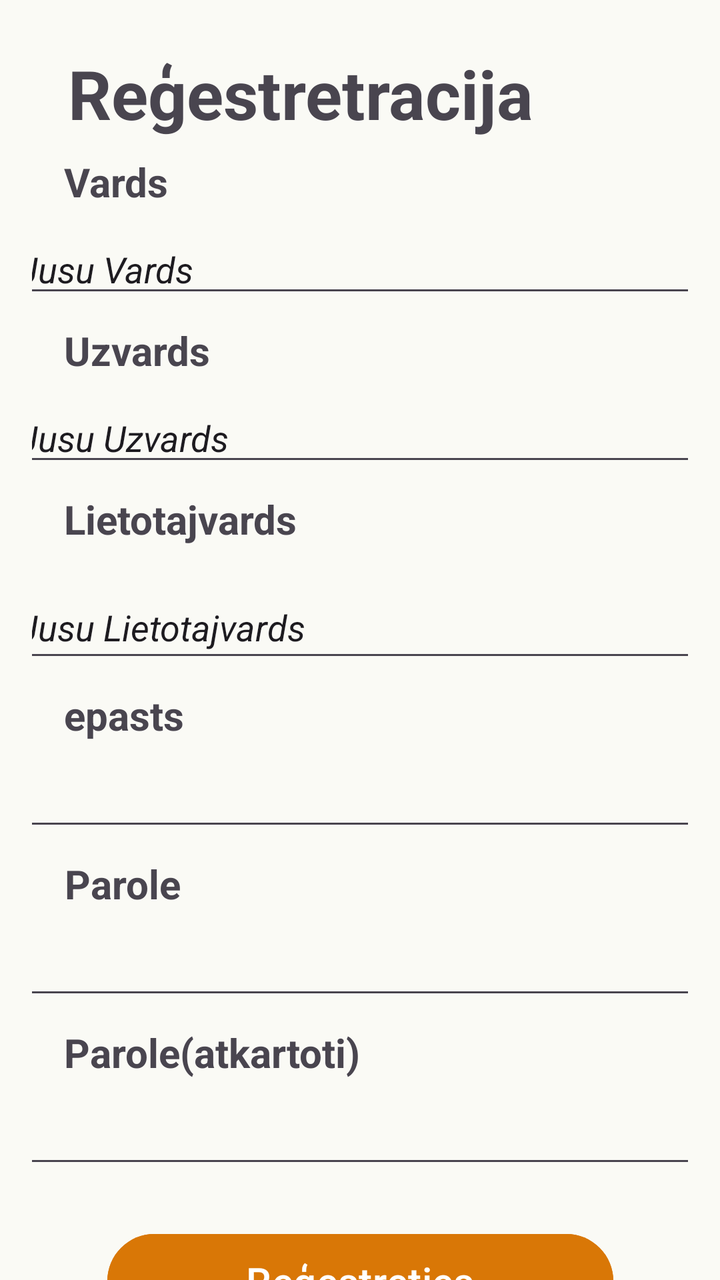
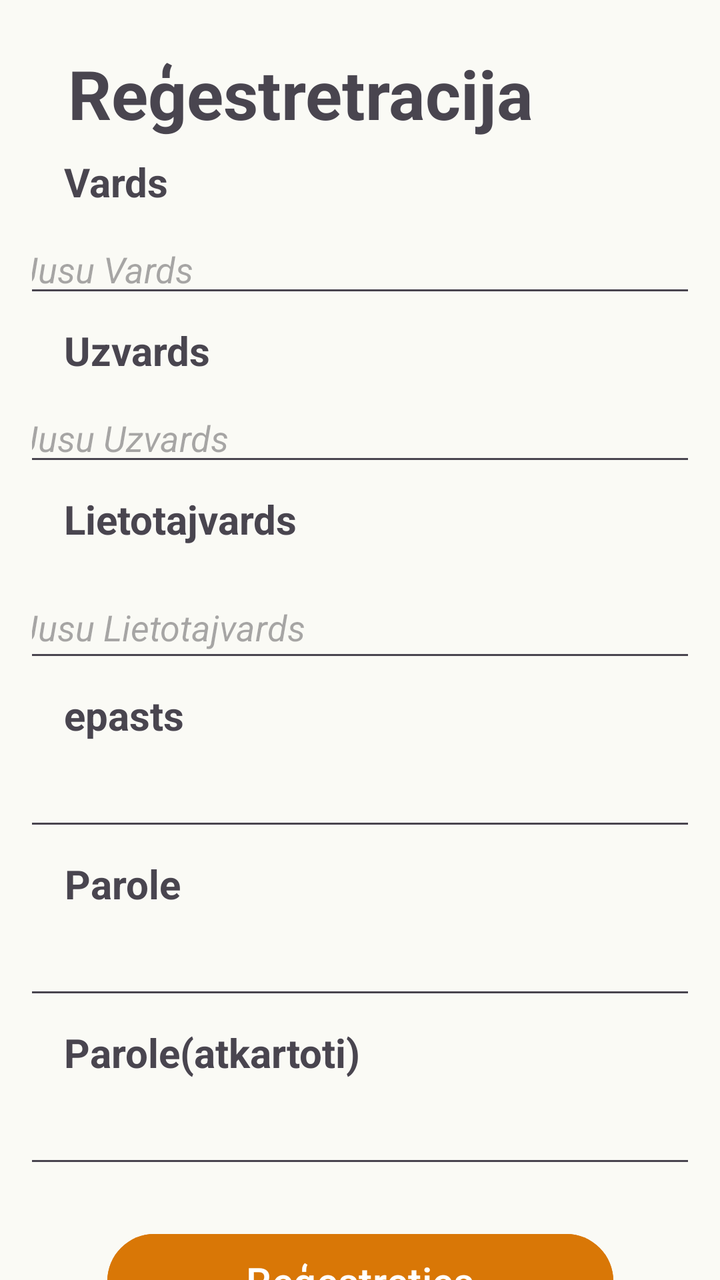

An Android layout rendered at two revisions. The XML below is the earlier revision; the diff shows what the commit changed to produce the second picture.
<!-- AndroidManifest.xml: application theme Theme._11_PD2_PA_Giruckis_Nikitins_2026 -->
<!-- res/layout/registration.xml -->
<?xml version="1.0" encoding="utf-8"?>
<androidx.core.widget.NestedScrollView xmlns:android="http://schemas.android.com/apk/res/android"
    xmlns:app="http://schemas.android.com/apk/res-auto"
    xmlns:tools="http://schemas.android.com/tools"
    android:layout_width="match_parent"
    android:layout_height="match_parent"
    android:background="#FAFAF5"
    tools:context=".RegistrationFragment">

    <androidx.constraintlayout.widget.ConstraintLayout
        android:layout_width="match_parent"
        android:layout_height="match_parent"
        android:padding="16dp">

        <TextView
            android:id="@+id/Registration_Text"
            android:layout_width="wrap_content"
            android:layout_height="wrap_content"
            android:layout_marginStart="116dp"
            android:layout_marginTop="8dp"
            android:layout_marginEnd="77dp"
            android:text="@string/Registration_Text"
            android:textSize="34sp"
            android:textStyle="bold"
            android:typeface="normal"
            app:layout_constraintEnd_toEndOf="parent"
            app:layout_constraintHorizontal_bias="1.0"
            app:layout_constraintStart_toStartOf="parent"
            app:layout_constraintTop_toTopOf="parent" />

        <TextView
            android:id="@+id/Registration_Name"
            android:layout_width="wrap_content"
            android:layout_height="wrap_content"
            android:layout_marginStart="16dp"
            android:layout_marginTop="8dp"
            android:text="@string/Registration_Name"
            android:textAlignment="center"
            android:textSize="20sp"
            android:textStyle="bold"
            app:layout_constraintStart_toStartOf="parent"
            app:layout_constraintTop_toBottomOf="@+id/Registration_Text" />

        <TextView
            android:id="@+id/Registration_Surname"
            android:layout_width="wrap_content"
            android:layout_height="wrap_content"
            android:layout_marginStart="16dp"
            android:layout_marginTop="8dp"
            android:text="@string/Registration_Surname"
            android:textAlignment="textStart"
            android:textSize="20sp"
            android:textStyle="bold"
            app:layout_constraintStart_toStartOf="parent"
            app:layout_constraintTop_toBottomOf="@+id/editTextText" />

        <TextView
            android:id="@+id/Registration_Username"
            android:layout_width="131dp"
            android:layout_height="34dp"
            android:layout_marginStart="16dp"
            android:layout_marginTop="8dp"
            android:text="@string/Registration_Username"
            android:textAlignment="textStart"
            android:textSize="20sp"
            android:textStyle="bold"
            app:layout_constraintStart_toStartOf="parent"
            app:layout_constraintTop_toBottomOf="@+id/editTextText2" />

        <TextView
            android:id="@+id/Registration_Email"
            android:layout_width="wrap_content"
            android:layout_height="wrap_content"
            android:layout_marginStart="16dp"
            android:layout_marginTop="8dp"
            android:text="@string/Registration_Email"
            android:textAlignment="center"
            android:textSize="20sp"
            android:textStyle="bold"
            app:layout_constraintStart_toStartOf="parent"
            app:layout_constraintTop_toBottomOf="@+id/editTextText3" />

        <TextView
            android:id="@+id/Registration_Password"
            android:layout_width="wrap_content"
            android:layout_height="wrap_content"
            android:layout_marginStart="16dp"
            android:layout_marginTop="8dp"
            android:text="@string/Registration_Password"
            android:textAlignment="center"
            android:textSize="20sp"
            android:textStyle="bold"
            app:layout_constraintStart_toStartOf="parent"
            app:layout_constraintTop_toBottomOf="@+id/editTextTextEmailAddress" />

        <TextView
            android:id="@+id/Registration_Password_2"
            android:layout_width="wrap_content"
            android:layout_height="wrap_content"
            android:layout_marginStart="16dp"
            android:layout_marginTop="8dp"
            android:text="@string/Registration_Password_2"
            android:textAlignment="center"
            android:textSize="20sp"
            android:textStyle="bold"
            app:layout_constraintStart_toStartOf="parent"
            app:layout_constraintTop_toBottomOf="@+id/editTextTextPassword" />

        <Button
            android:id="@+id/Registration_Reg_Button"
            android:layout_width="253dp"
            android:layout_height="55dp"
            android:layout_marginStart="24dp"
            android:layout_marginTop="24dp"
            android:layout_marginEnd="24dp"
            android:backgroundTint="#D97706"
            android:text="@string/Registration_Reg_Button_Text"
            android:textSize="20sp"
            app:layout_constraintEnd_toEndOf="parent"
            app:layout_constraintStart_toStartOf="parent"
            app:layout_constraintTop_toBottomOf="@+id/editTextTextPassword2"
            app:rippleColor="#7E2626" />

        <Button
            android:id="@+id/Registration_SignIn_Button"
            android:layout_width="252dp"
            android:layout_height="52dp"
            android:layout_marginStart="24dp"
            android:layout_marginTop="16dp"
            android:layout_marginEnd="24dp"
            android:layout_marginBottom="24dp"
            android:backgroundTint="#EFA441"
            android:text="@string/Registration_SignIn_Button_Text"
            android:textSize="20sp"
            app:layout_constraintBottom_toBottomOf="parent"
            app:layout_constraintEnd_toEndOf="parent"
            app:layout_constraintHorizontal_bias="0.494"
            app:layout_constraintStart_toStartOf="parent"
            app:layout_constraintTop_toBottomOf="@+id/Registration_Reg_Button" />

        <EditText
            android:id="@+id/editTextTextPassword"
            android:layout_width="350dp"
            android:layout_height="wrap_content"
            android:layout_marginStart="16dp"
            android:layout_marginTop="8dp"
            android:layout_marginEnd="16dp"
            android:ems="10"
            android:inputType="textPassword"
            app:layout_constraintEnd_toEndOf="parent"
            app:layout_constraintStart_toStartOf="parent"
            app:layout_constraintTop_toBottomOf="@+id/Registration_Password" />

        <EditText
            android:id="@+id/editTextTextPassword2"
            android:layout_width="350dp"
            android:layout_height="wrap_content"
            android:layout_marginStart="16dp"
            android:layout_marginTop="8dp"
            android:layout_marginEnd="16dp"
            android:ems="10"
            android:inputType="textPassword"
            app:layout_constraintEnd_toEndOf="parent"
            app:layout_constraintStart_toStartOf="parent"
            app:layout_constraintTop_toBottomOf="@+id/Registration_Password_2" />

        <EditText
            android:id="@+id/editTextTextEmailAddress"
            android:layout_width="350dp"
            android:layout_height="wrap_content"
            android:layout_marginStart="16dp"
            android:layout_marginTop="8dp"
            android:layout_marginEnd="16dp"
            android:ems="10"
            android:inputType="textEmailAddress"
            android:textStyle="italic"
            app:layout_constraintEnd_toEndOf="parent"
            app:layout_constraintStart_toStartOf="parent"
            app:layout_constraintTop_toBottomOf="@+id/Registration_Email" />

        <EditText
            android:id="@+id/editTextText"
            android:layout_width="350dp"
            android:layout_height="wrap_content"
            android:layout_marginStart="16dp"
            android:layout_marginTop="8dp"
            android:layout_marginEnd="16dp"
            android:ems="10"
            android:inputType="text"
            android:text="@string/Vards_Registration"
            android:textStyle="italic"
            app:layout_constraintEnd_toEndOf="parent"
            app:layout_constraintStart_toStartOf="parent"
            app:layout_constraintTop_toBottomOf="@+id/Registration_Name" />

        <EditText
            android:id="@+id/editTextText2"
            android:layout_width="350dp"
            android:layout_height="wrap_content"
            android:layout_marginStart="16dp"
            android:layout_marginTop="8dp"
            android:layout_marginEnd="16dp"
            android:ems="10"
            android:inputType="text"
            android:text="@string/Uzvards_Registration"
            android:textStyle="italic"
            app:layout_constraintEnd_toEndOf="parent"
            app:layout_constraintStart_toStartOf="parent"
            app:layout_constraintTop_toBottomOf="@+id/Registration_Surname" />

        <EditText
            android:id="@+id/editTextText3"
            android:layout_width="350dp"
            android:layout_height="48dp"
            android:layout_marginStart="16dp"
            android:layout_marginTop="8dp"
            android:layout_marginEnd="16dp"
            android:ems="10"
            android:inputType="text"
            android:text="@string/Lietototajvards_Registration"
            android:textStyle="italic"
            app:layout_constraintEnd_toEndOf="parent"
            app:layout_constraintStart_toStartOf="parent"
            app:layout_constraintTop_toBottomOf="@+id/Registration_Username" />
    </androidx.constraintlayout.widget.ConstraintLayout>
</androidx.core.widget.NestedScrollView>
<!-- resources referenced by this layout -->
<resources>
  <string name="Lietototajvards_Registration">Jusu Lietotajvards</string>
  <string name="Registration_Email">epasts</string>
  <string name="Registration_Name">Vards</string>
  <string name="Registration_Password">Parole</string>
  <string name="Registration_Password_2">Parole(atkartoti)</string>
  <string name="Registration_Reg_Button_Text">Reģestreties</string>
  <string name="Registration_SignIn_Button_Text">Ielagoties</string>
  <string name="Registration_Surname">Uzvards</string>
  <string name="Registration_Text">Reģestretracija</string>
  <string name="Registration_Username">Lietotajvards</string>
  <string name="Uzvards_Registration">Jusu Uzvards</string>
  <string name="Vards_Registration">Jusu Vards</string>
  <style name="Theme._11_PD2_PA_Giruckis_Nikitins_2026" parent="Base.Theme._11_PD2_PA_Giruckis_Nikitins_2026" />
  <style name="Base.Theme._11_PD2_PA_Giruckis_Nikitins_2026" parent="Theme.Material3.DayNight.NoActionBar">
          
          
      </style>
</resources>

<!-- the commit's change to res/layout/registration.xml (unified diff, before → after) -->
@@ -187,7 +187,7 @@
             android:layout_marginEnd="16dp"
             android:ems="10"
             android:inputType="text"
-            android:text="@string/Vards_Registration"
+            android:hint="@string/Vards_Registration"
             android:textStyle="italic"
             app:layout_constraintEnd_toEndOf="parent"
             app:layout_constraintStart_toStartOf="parent"
@@ -202,7 +202,7 @@
             android:layout_marginEnd="16dp"
             android:ems="10"
             android:inputType="text"
-            android:text="@string/Uzvards_Registration"
+            android:hint="@string/Uzvards_Registration"
             android:textStyle="italic"
             app:layout_constraintEnd_toEndOf="parent"
             app:layout_constraintStart_toStartOf="parent"
@@ -217,7 +217,7 @@
             android:layout_marginEnd="16dp"
             android:ems="10"
             android:inputType="text"
-            android:text="@string/Lietototajvards_Registration"
+            android:hint="@string/Lietototajvards_Registration"
             android:textStyle="italic"
             app:layout_constraintEnd_toEndOf="parent"
             app:layout_constraintStart_toStartOf="parent"
